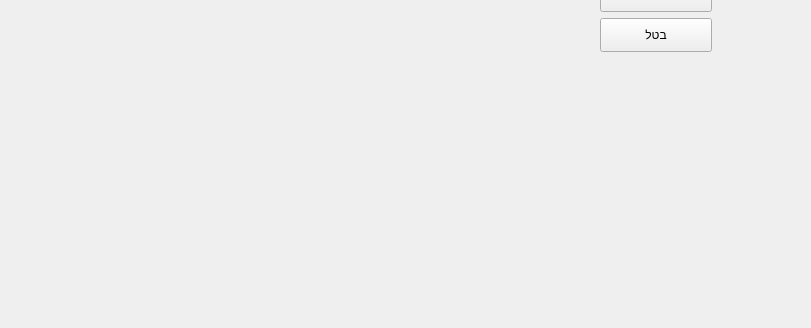
First picture: the form in BasketBallSystem/mainwindow.ui, repository ohadharel1/BasketBallSystem, before the edit; both pictures show x 160 to 971 and y 472 to 800 of the 1280 by 800 pixel window.
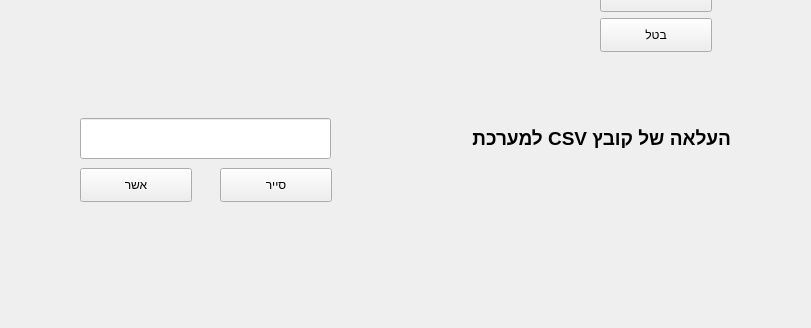
Second picture: the form after the edit. Icons and pictures are not drawn.

What changed in the file:
```diff
--- a/BasketBallSystem/mainwindow.ui
+++ b/BasketBallSystem/mainwindow.ui
@@ -1196,6 +1196,63 @@
        <string>בטל</string>
       </property>
      </widget>
+     <widget class="QLabel" name="MainWindowEditPlayersCSVLabel">
+      <property name="geometry">
+       <rect>
+        <x>520</x>
+        <y>580</y>
+        <width>371</width>
+        <height>20</height>
+       </rect>
+      </property>
+      <property name="font">
+       <font>
+        <family>Arial</family>
+        <pointsize>14</pointsize>
+        <weight>75</weight>
+        <bold>true</bold>
+       </font>
+      </property>
+      <property name="text">
+       <string>העלאה של קובץ CSV למערכת</string>
+      </property>
+     </widget>
+     <widget class="QLineEdit" name="filePathTextBox">
+      <property name="geometry">
+       <rect>
+        <x>240</x>
+        <y>570</y>
+        <width>251</width>
+        <height>41</height>
+       </rect>
+      </property>
+     </widget>
+     <widget class="QPushButton" name="MainWindowEditPlayersUploadBtn">
+      <property name="geometry">
+       <rect>
+        <x>240</x>
+        <y>620</y>
+        <width>112</width>
+        <height>34</height>
+       </rect>
+      </property>
+      <property name="text">
+       <string>אשר</string>
+      </property>
+     </widget>
+     <widget class="QPushButton" name="MainWindowEditPlayersBrowesBtn">
+      <property name="geometry">
+       <rect>
+        <x>380</x>
+        <y>620</y>
+        <width>112</width>
+        <height>34</height>
+       </rect>
+      </property>
+      <property name="text">
+       <string>סייר</string>
+      </property>
+     </widget>
     </widget>
    </widget>
    <widget class="QWidget" name="MainWindowBottomToolbar" native="true">
```
